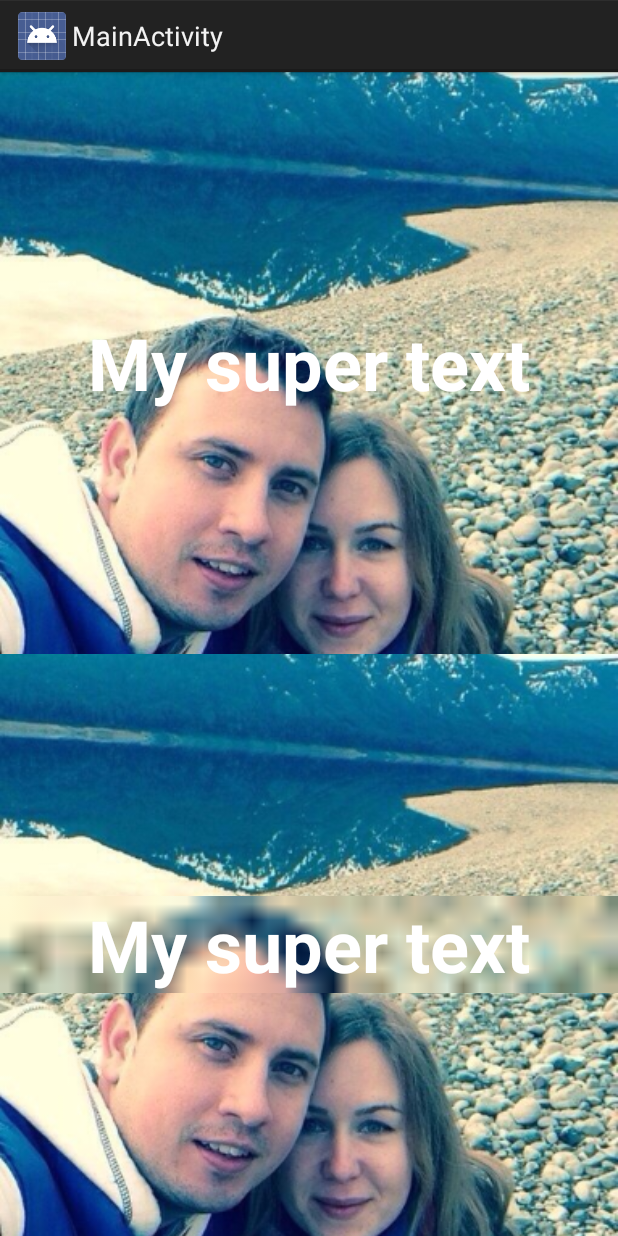
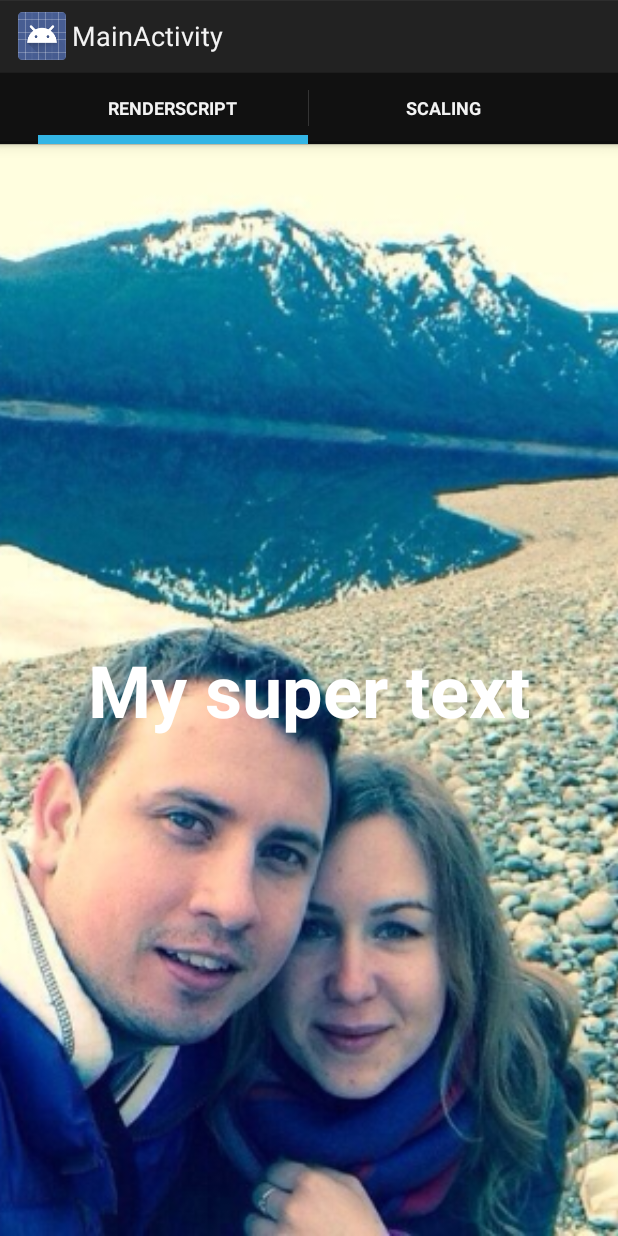
Before and after one commit to paveldudka/blurring, an Android app: the screen it shows after launch (MainActivity), on a phone screen of 412 x 824 dp. Run offline under Robolectric (Android 15) with nearby library versions, the phone set to English and light mode, and no system bars; 8 statements that could not run were skipped.

Commit message:
Refactor fragments to be in tabs

```diff
--- a/app/build.gradle
+++ b/app/build.gradle
@@ -20,4 +20,5 @@ android {
 
 dependencies {
     compile fileTree(dir: 'libs', include: ['*.jar'])
+    compile "com.android.support:support-v4:19.0.+"
 }
--- a/app/src/main/java/com/paveldudka/MainActivity.java
+++ b/app/src/main/java/com/paveldudka/MainActivity.java
@@ -1,38 +1,97 @@
 package com.paveldudka;
 
-import android.annotation.TargetApi;
-import android.app.Activity;
-import android.app.Fragment;
-import android.graphics.Bitmap;
-import android.graphics.BitmapFactory;
-import android.graphics.Canvas;
-import android.graphics.drawable.BitmapDrawable;
-import android.os.Build;
+import android.app.ActionBar;
+import android.app.FragmentTransaction;
 import android.os.Bundle;
-import android.renderscript.Allocation;
-import android.renderscript.RenderScript;
-import android.renderscript.ScriptIntrinsicBlur;
-import android.view.Menu;
-import android.view.MenuItem;
-import android.view.View;
-import android.view.ViewTreeObserver;
-import android.widget.ImageView;
-import android.widget.TextView;
+import android.support.v4.app.Fragment;
+import android.support.v4.app.FragmentActivity;
+import android.support.v4.app.FragmentManager;
+import android.support.v4.app.FragmentStatePagerAdapter;
+import android.support.v4.view.ViewPager;
 
 import com.paveldudka.com.paveldudka.fragments.RSBlurFragment;
 import com.paveldudka.com.paveldudka.fragments.ScalingBlurFragment;
 
-public class MainActivity extends Activity {
+import java.util.ArrayList;
+
+public class MainActivity extends FragmentActivity {
+
+    private CustomPagerAdapter pagerAdapter;
+    private ViewPager viewPager;
 
     @Override
     protected void onCreate(Bundle savedInstanceState) {
         super.onCreate(savedInstanceState);
         setContentView(R.layout.activity_main);
-        if (savedInstanceState == null) {
-            getFragmentManager().beginTransaction().add(R.id.fragment1, Fragment.instantiate(this, RSBlurFragment.class.getName())).commit();
-            getFragmentManager().beginTransaction().add(R.id.fragment2, Fragment.instantiate(this, ScalingBlurFragment.class.getName())).commit();
+        pagerAdapter =
+                new CustomPagerAdapter(
+                        getSupportFragmentManager());
+        viewPager = (ViewPager) findViewById(R.id.pager);
+        viewPager.setAdapter(pagerAdapter);
+        getActionBar().setNavigationMode(ActionBar.NAVIGATION_MODE_TABS);
+
+        ActionBar.TabListener tabListener = new ActionBar.TabListener() {
+            public void onTabSelected(ActionBar.Tab tab, FragmentTransaction ft) {
+                viewPager.setCurrentItem(tab.getPosition(), true);
+            }
+
+            public void onTabUnselected(ActionBar.Tab tab, FragmentTransaction ft) {
+                // hide the given tab
+            }
+
+            public void onTabReselected(ActionBar.Tab tab, FragmentTransaction ft) {
+                // probably ignore this event
+            }
+        };
+
+        for (int i = 0; i < pagerAdapter.getCount(); i++) {
+            getActionBar().addTab(
+                    getActionBar().newTab()
+                            .setText(pagerAdapter.getPageTitle(i))
+                            .setTabListener(tabListener));
+        }
+
+        viewPager.setOnPageChangeListener(new ViewPager.OnPageChangeListener() {
+            @Override
+            public void onPageScrolled(int position, float positionOffset, int positionOffsetPixels) {
+
+            }
+
+            @Override
+            public void onPageSelected(int position) {
+                getActionBar().setSelectedNavigationItem(position);
+            }
+
+            @Override
+            public void onPageScrollStateChanged(int state) {
+
+            }
+        });
+    }
+
+    public class CustomPagerAdapter extends FragmentStatePagerAdapter {
+
+        private ArrayList<Fragment> fragments = new ArrayList<Fragment>();
+
+        public CustomPagerAdapter(FragmentManager fm) {
+            super(fm);
+            fragments.add(Fragment.instantiate(MainActivity.this, RSBlurFragment.class.getName()));
+            fragments.add(Fragment.instantiate(MainActivity.this, ScalingBlurFragment.class.getName()));
+        }
+
+        @Override
+        public Fragment getItem(int i) {
+            return fragments.get(i);
+        }
+
+        @Override
+        public int getCount() {
+            return fragments.size();
+        }
+
+        @Override
+        public CharSequence getPageTitle(int position) {
+            return fragments.get(position).toString();
         }
     }
-
-
 }
--- a/app/src/main/java/com/paveldudka/com/paveldudka/fragments/RSBlurFragment.java
+++ b/app/src/main/java/com/paveldudka/com/paveldudka/fragments/RSBlurFragment.java
@@ -1,9 +1,7 @@
 package com.paveldudka.com.paveldudka.fragments;
 
 import android.annotation.TargetApi;
-import android.app.Fragment;
 import android.graphics.Bitmap;
-import android.graphics.BitmapFactory;
 import android.graphics.Canvas;
 import android.graphics.drawable.BitmapDrawable;
 import android.os.Build;
@@ -11,6 +9,7 @@ import android.os.Bundle;
 import android.renderscript.Allocation;
 import android.renderscript.RenderScript;
 import android.renderscript.ScriptIntrinsicBlur;
+import android.support.v4.app.Fragment;
 import android.view.LayoutInflater;
 import android.view.View;
 import android.view.ViewGroup;
@@ -84,4 +83,9 @@ public class RSBlurFragment extends Fragment {
 
         rs.destroy();
     }
+
+    @Override
+    public String toString() {
+        return "RenderScript";
+    }
 }
--- a/app/src/main/java/com/paveldudka/com/paveldudka/fragments/ScalingBlurFragment.java
+++ b/app/src/main/java/com/paveldudka/com/paveldudka/fragments/ScalingBlurFragment.java
@@ -1,20 +1,21 @@
 package com.paveldudka.com.paveldudka.fragments;
 
-import android.annotation.TargetApi;
-import android.app.Fragment;
 import android.graphics.Bitmap;
 import android.graphics.Canvas;
+import android.graphics.Paint;
 import android.graphics.drawable.BitmapDrawable;
-import android.os.Build;
 import android.os.Bundle;
-import android.renderscript.Allocation;
-import android.renderscript.RenderScript;
-import android.renderscript.ScriptIntrinsicBlur;
+import android.support.v4.app.Fragment;
+import android.util.Log;
+import android.view.Gravity;
 import android.view.LayoutInflater;
 import android.view.View;
 import android.view.ViewGroup;
 import android.view.ViewTreeObserver;
+import android.widget.CheckBox;
+import android.widget.CompoundButton;
 import android.widget.ImageView;
+import android.widget.LinearLayout;
 import android.widget.TextView;
 
 import com.paveldudka.R;
@@ -25,6 +26,8 @@ import com.paveldudka.R;
 public class ScalingBlurFragment extends Fragment {
     private ImageView image;
     private TextView text;
+    private CheckBox downScaleFilter;
+    private CheckBox upScaleFilter;
 
     @Override
     public View onCreateView(LayoutInflater inflater, ViewGroup container, Bundle savedInstanceState) {
@@ -33,6 +36,7 @@ public class ScalingBlurFragment extends Fragment {
         text = (TextView) view.findViewById(R.id.text);
         image.setImageResource(R.drawable.picture);
         applyBlur();
+        addCheckBoxes((ViewGroup) view);
         return view;
     }
 
@@ -53,15 +57,64 @@ public class ScalingBlurFragment extends Fragment {
     private void blur(Bitmap bkg, View view) {
         float scaleFactor = 16;
 
-        Bitmap overlay = Bitmap.createBitmap((int) (view.getMeasuredWidth() / scaleFactor),
-                                             (int) (view.getMeasuredHeight() / scaleFactor),
-                                             Bitmap.Config.ARGB_8888);
+        Bitmap overlay = Bitmap.createBitmap(bkg, 0, 0, (int) (view.getMeasuredWidth() / scaleFactor),
+                (int) (view.getMeasuredHeight() / scaleFactor), null, downScaleFilter.isChecked());
         Canvas canvas = new Canvas(overlay);
         canvas.translate(-view.getLeft() / scaleFactor, -view.getTop() / scaleFactor);
         canvas.scale(1 / scaleFactor, 1 / scaleFactor);
-        canvas.drawBitmap(bkg, 0, 0, null);
+        Paint paint = new Paint();
+        if (upScaleFilter.isChecked()) {
+            paint.setFlags(Paint.FILTER_BITMAP_FLAG);
+        }
+        canvas.drawBitmap(bkg, 0, 0, paint);
         view.setBackground(new BitmapDrawable(
                 getResources(), overlay));
 
     }
+
+    @Override
+    public String toString() {
+        return "Scaling";
+    }
+
+    private void addCheckBoxes(ViewGroup container) {
+        LinearLayout host = new LinearLayout(getActivity());
+        LinearLayout.LayoutParams params = new LinearLayout.LayoutParams(ViewGroup.LayoutParams.MATCH_PARENT, ViewGroup.LayoutParams.WRAP_CONTENT);
+        params.gravity = Gravity.BOTTOM;
+        host.setOrientation(LinearLayout.VERTICAL);
+        host.setBackgroundColor(0x7f000000);
+
+        host.setLayoutParams(params);
+
+        downScaleFilter = new CheckBox(getActivity());
+        ViewGroup.LayoutParams lp = new ViewGroup.LayoutParams(ViewGroup.LayoutParams.WRAP_CONTENT, ViewGroup.LayoutParams.WRAP_CONTENT);
+        downScaleFilter.setLayoutParams(lp);
+        downScaleFilter.setVisibility(View.VISIBLE);
+        downScaleFilter.setText("Filter down scale");
+        host.addView(downScaleFilter);
+        downScaleFilter.setOnCheckedChangeListener(new CompoundButton.OnCheckedChangeListener() {
+            @Override
+            public void onCheckedChanged(CompoundButton buttonView, boolean isChecked) {
+                Log.d("pasha", "Down scale checked: " + isChecked);
+                applyBlur();
+            }
+        });
+
+        upScaleFilter = new CheckBox(getActivity());
+        lp = new ViewGroup.LayoutParams(ViewGroup.LayoutParams.WRAP_CONTENT, ViewGroup.LayoutParams.WRAP_CONTENT);
+        upScaleFilter.setLayoutParams(lp);
+        upScaleFilter.setText("Filter up scale");
+        upScaleFilter.setVisibility(View.VISIBLE);
+        host.addView(upScaleFilter);
+        upScaleFilter.setOnCheckedChangeListener(new CompoundButton.OnCheckedChangeListener() {
+            @Override
+            public void onCheckedChanged(CompoundButton buttonView, boolean isChecked) {
+                Log.d("pasha", "Up scale checked: " + isChecked);
+                applyBlur();
+            }
+        });
+
+
+        container.addView(host);
+    }
 }
--- a/app/src/main/res/layout/activity_main.xml
+++ b/app/src/main/res/layout/activity_main.xml
@@ -1,19 +1,6 @@
-<LinearLayout xmlns:android="http://schemas.android.com/apk/res/android"
+<android.support.v4.view.ViewPager xmlns:android="http://schemas.android.com/apk/res/android"
     xmlns:tools="http://schemas.android.com/tools"
+    android:id="@+id/pager"
     android:layout_width="match_parent"
     android:layout_height="match_parent"
-    tools:context="com.paveldudka.MainActivity"
-    android:orientation="vertical">
-
-    <FrameLayout
-        android:id="@+id/fragment1"
-        android:layout_width="match_parent"
-        android:layout_height="0dip"
-        android:layout_weight=".5"/>
-    <FrameLayout
-        android:id="@+id/fragment2"
-        android:layout_width="match_parent"
-        android:layout_height="0dip"
-        android:layout_weight=".5"/>
-
-</LinearLayout>
+    tools:context="com.paveldudka.MainActivity" />
--- a/app/src/main/res/values/styles.xml
+++ b/app/src/main/res/values/styles.xml
@@ -5,5 +5,4 @@
         <!-- Customize your theme here. -->
         <item name="android:windowBackground">@android:color/black</item>
     </style>
-
 </resources>
--- a/build.gradle
+++ b/build.gradle
@@ -5,7 +5,7 @@ buildscript {
         mavenCentral()
     }
     dependencies {
-        classpath 'com.android.tools.build:gradle:0.8.+'
+        classpath 'com.android.tools.build:gradle:0.9.+'
     }
 }
 
```
Also changed, not shown: 1 other file.
